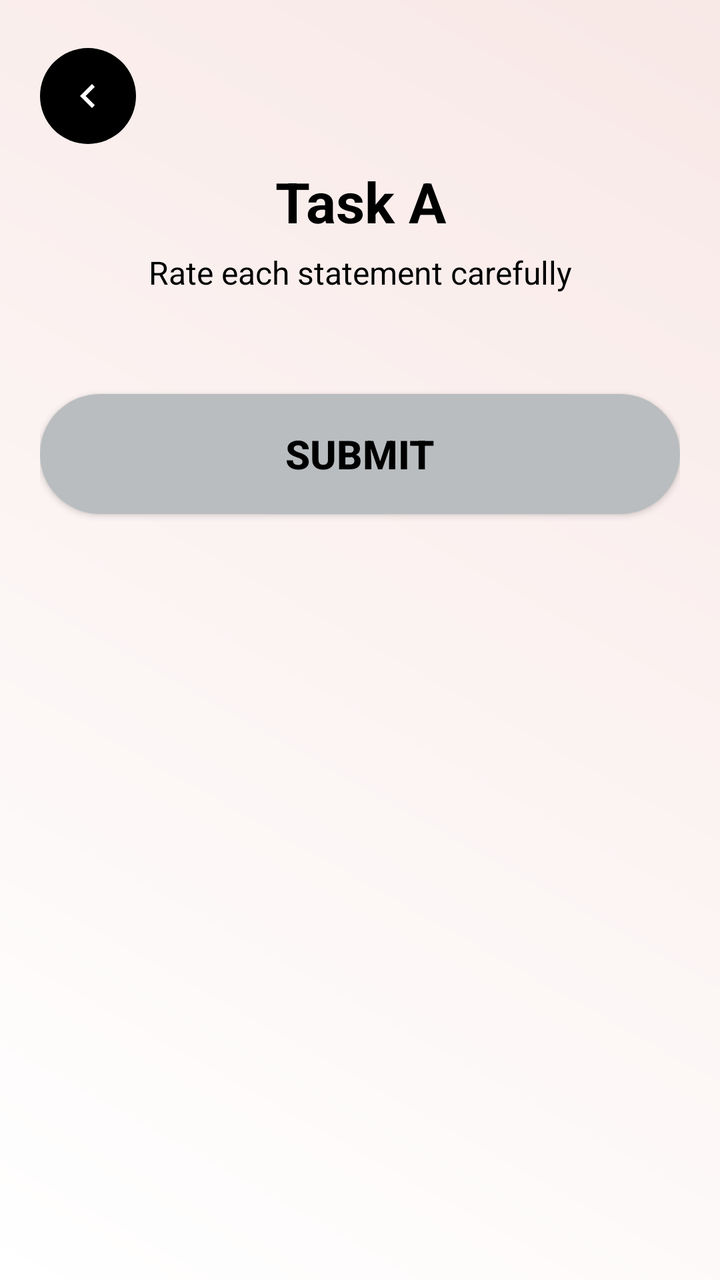
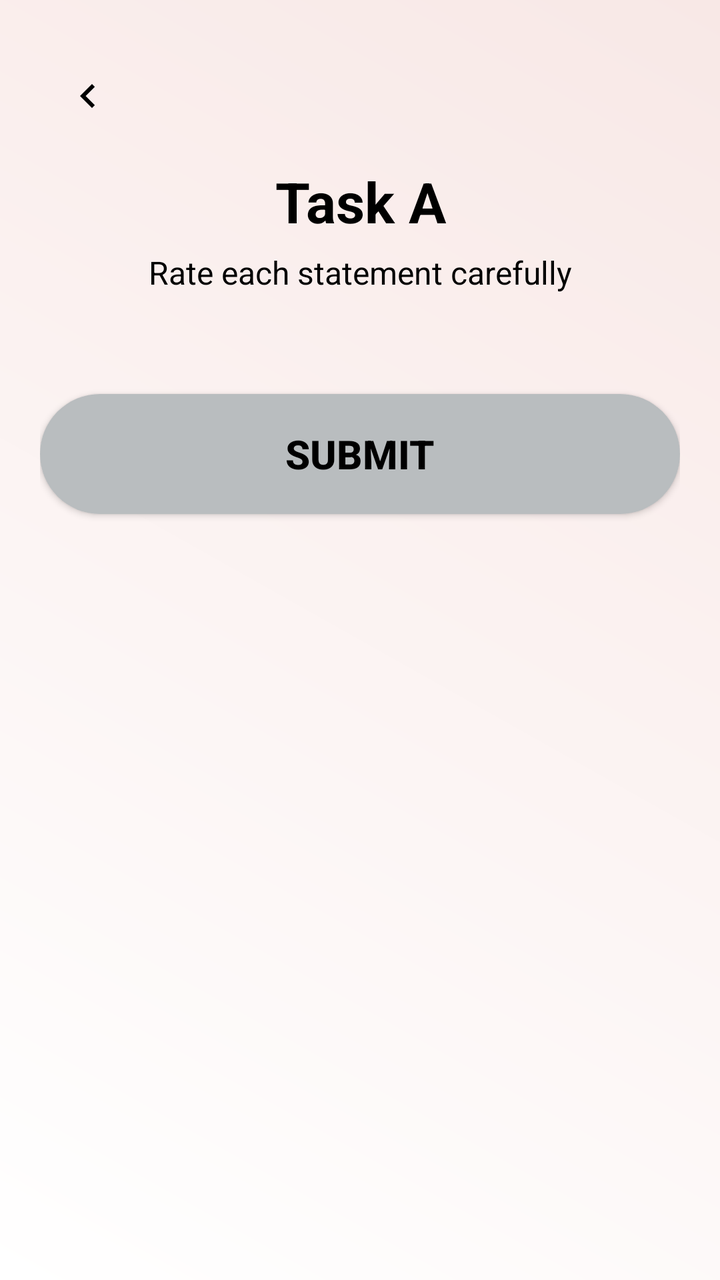

The first picture is an Android layout as it rendered before a commit; the second is the same layout after the commit. The layout source and the unified diff follow.
<!-- AndroidManifest.xml: application theme Theme.CogniSync -->
<!-- res/layout/activity_assessment.xml -->
<?xml version="1.0" encoding="utf-8"?>
<androidx.core.widget.NestedScrollView xmlns:android="http://schemas.android.com/apk/res/android"
    android:id="@+id/rootScroll"
    android:layout_width="match_parent"
    android:layout_height="match_parent"
    android:fillViewport="true"
    android:fitsSystemWindows="true"
    android:clipToPadding="false"
    android:background="@drawable/background_gradient">

    <LinearLayout
        android:id="@+id/container"
        android:layout_width="match_parent"
        android:layout_height="wrap_content"
        android:orientation="vertical"
        android:paddingStart="20dp"
        android:paddingEnd="20dp"
        android:paddingTop="24dp"
        android:paddingBottom="24dp">

        
        <ImageButton
            android:id="@+id/backButton"
            android:layout_width="48dp"
            android:layout_height="48dp"
            android:background="@drawable/circle_bg"
            android:src="@drawable/ic_chevron_left_white"
            android:contentDescription="Back" />

        
        <TextView
            android:id="@+id/titleText"
            android:layout_width="match_parent"
            android:layout_height="wrap_content"
            android:text="Task A"
            android:textColor="#000000"
            android:textSize="28sp"
            android:textStyle="bold"
            android:gravity="center"
            android:layout_marginTop="10dp" />

        <TextView
            android:id="@+id/instructionText"
            android:layout_width="match_parent"
            android:layout_height="wrap_content"
            android:text="Rate each statement carefully"
            android:textSize="16sp"
            android:textColor="#000000"
            android:gravity="center"
            android:layout_marginTop="6dp" />

        
        <LinearLayout
            android:id="@+id/questionContainer"
            android:layout_width="match_parent"
            android:layout_height="wrap_content"
            android:orientation="vertical"
            android:layout_marginTop="20dp" />

        
        <androidx.appcompat.widget.AppCompatButton
            android:id="@+id/btnNext"
            android:layout_width="match_parent"
            android:layout_height="60dp"
            android:layout_marginTop="30dp"
            android:text="SUBMIT"
            android:textColor="#000000"
            android:textStyle="bold"
            android:textSize="20sp"
            android:background="@drawable/btn_bg" />

        
        <View
            android:layout_width="match_parent"
            android:layout_height="32dp" />

    </LinearLayout>
</androidx.core.widget.NestedScrollView>
<!-- resources referenced by this layout -->
<resources>
  <!-- drawable background_gradient (drawable) -->
  <?xml version="1.0" encoding="utf-8"?>
  <shape xmlns:android="http://schemas.android.com/apk/res/android">
      <gradient
          android:angle="45"
          android:startColor="#Ffffff"
          android:endColor="#F8E8E6"
          android:type="linear" />
  </shape>
  <!-- drawable btn_bg (drawable) -->
  <shape xmlns:android="http://schemas.android.com/apk/res/android"
      android:shape="rectangle">
      <solid android:color="#B9BDBF"/>
      <corners android:radius="35dp"/>
  </shape>
  <!-- drawable circle_bg (drawable) -->
  <?xml version="1.0" encoding="utf-8"?>
  <shape xmlns:android="http://schemas.android.com/apk/res/android"
      android:shape="oval">
  
      
      <solid android:color="#000000"/>   
  
      
      <stroke
          android:width="0dp"
          android:color="#CCCCCC"/>       
  
      
  </shape>
  <!-- drawable ic_chevron_left_white (drawable) -->
  <vector xmlns:android="http://schemas.android.com/apk/res/android"
      android:width="24dp"
      android:height="24dp"
      android:viewportWidth="24"
      android:viewportHeight="24">
      <path
          android:fillColor="#FFFFFF"
          android:pathData="M15.41,7.41L14,6l-6,6 6,6 1.41,-1.41L10.83,12z"/>
  </vector>
  <style name="Theme.CogniSync" parent="Theme.MaterialComponents.DayNight.NoActionBar">
  
  
  
          
          <item name="android:statusBarColor">@android:color/white</item>
          <item name="android:windowLightStatusBar">true</item>
  
      </style>
</resources>

<!-- the commit's change to res/layout/activity_assessment.xml (unified diff, before → after) -->
@@ -1,5 +1,6 @@
 <?xml version="1.0" encoding="utf-8"?>
 <androidx.core.widget.NestedScrollView xmlns:android="http://schemas.android.com/apk/res/android"
+    xmlns:app="http://schemas.android.com/apk/res-auto"
     android:id="@+id/rootScroll"
     android:layout_width="match_parent"
     android:layout_height="match_parent"
@@ -23,9 +24,12 @@
             android:id="@+id/backButton"
             android:layout_width="48dp"
             android:layout_height="48dp"
-            android:background="@drawable/circle_bg"
-            android:src="@drawable/ic_chevron_left_white"
-            android:contentDescription="Back" />
+            android:padding="12dp"
+            android:scaleType="centerInside"
+            android:src="@drawable/ic_chevron_left"
+            android:contentDescription="Back"
+            android:background="?attr/selectableItemBackgroundBorderless"
+            app:tint="@android:color/black" />
 
         
         <TextView
<!-- resource entries referenced after the edit -->
@@ -15,29 +15,14 @@
       <solid android:color="#B9BDBF"/>
       <corners android:radius="35dp"/>
   </shape>
-  <!-- drawable circle_bg (drawable) -->
-  <?xml version="1.0" encoding="utf-8"?>
-  <shape xmlns:android="http://schemas.android.com/apk/res/android"
-      android:shape="oval">
-  
-      
-      <solid android:color="#000000"/>   
-  
-      
-      <stroke
-          android:width="0dp"
-          android:color="#CCCCCC"/>       
-  
-      
-  </shape>
-  <!-- drawable ic_chevron_left_white (drawable) -->
+  <!-- drawable ic_chevron_left (drawable) -->
   <vector xmlns:android="http://schemas.android.com/apk/res/android"
       android:width="24dp"
       android:height="24dp"
       android:viewportWidth="24"
       android:viewportHeight="24">
       <path
-          android:fillColor="#FFFFFF"
+          android:fillColor="#000000"
           android:pathData="M15.41,7.41L14,6l-6,6 6,6 1.41,-1.41L10.83,12z"/>
   </vector>
   <style name="Theme.CogniSync" parent="Theme.MaterialComponents.DayNight.NoActionBar">
